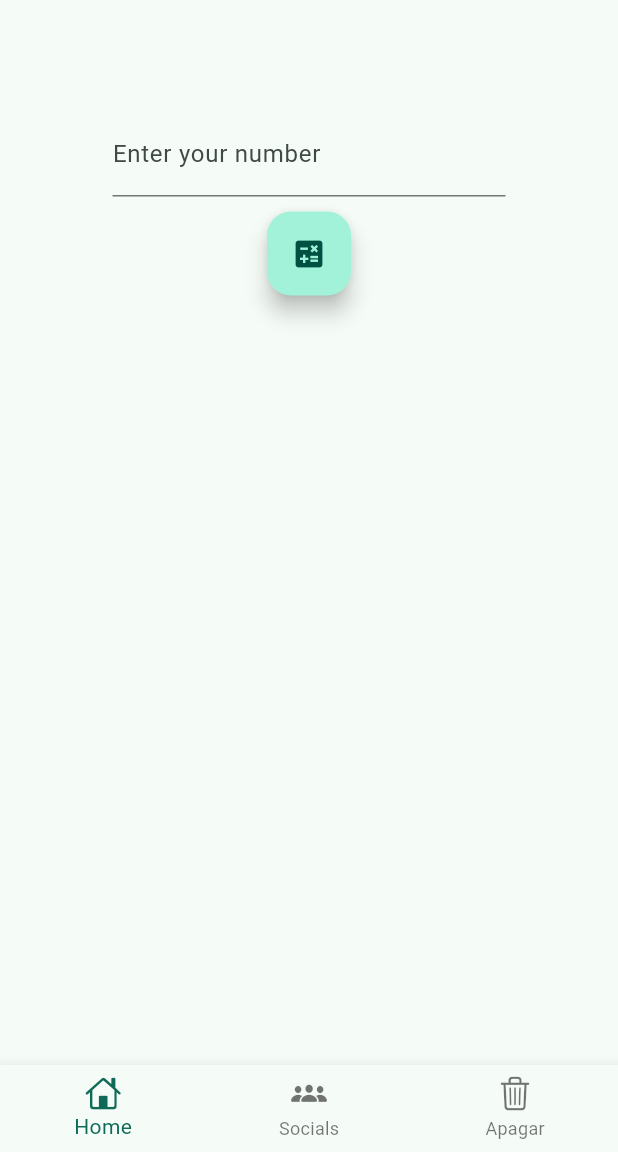
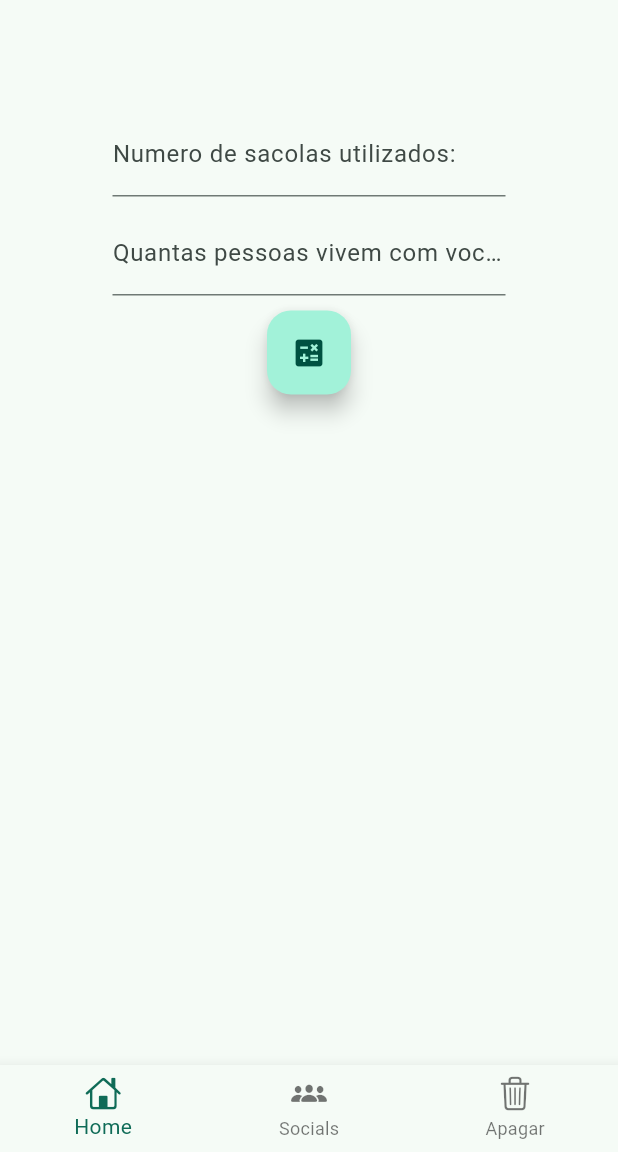
Before and after one commit to RafaelFerreira18/trash_produced_calculator_app, a Flutter app: the screen it shows after launch, on a phone screen of 412 x 824 dp, the part 84-1236 px from its top. Run offline on Flutter 3.47's test engine with Material 3 defaults, Android fonts, the light colour scheme and no system bars.

Commit message:
calculator feat

```diff
--- a/lib/main.dart
+++ b/lib/main.dart
@@ -18,7 +18,7 @@ class _MyAppState extends State<MyApp> {
   @override
   Widget build(BuildContext context) {
     return MaterialApp(
-      title: 'Flutter Demo',
+      title: 'Calculadora de lixo',
       theme: ThemeData(
         colorScheme: ColorScheme.fromSeed(
             seedColor: const Color.fromARGB(255, 31, 85, 71)),
@@ -40,18 +40,12 @@ class MyHomePage extends StatefulWidget {
 
 class _MyHomePageState extends State<MyHomePage> {
   final calcController = TextEditingController();
+  final familyController = TextEditingController();
 
   @override
   void dispose() {
     calcController.dispose();
     super.dispose();
-  }
-
-  int calcVolumeLixo(int vlr) {
-    setState(() {
-      vlr * 32;
-    });
-    return vlr;
   }
 
   @override
@@ -71,8 +65,20 @@ class _MyHomePageState extends State<MyHomePage> {
               children: [
                 TextField(
                   controller: calcController,
-                  decoration:
-                      const InputDecoration(labelText: "Enter your number"),
+                  decoration: const InputDecoration(
+                      labelText: "Numero de sacolas utilizados:"),
+                  keyboardType: TextInputType.number,
+                  inputFormatters: <TextInputFormatter>[
+                    FilteringTextInputFormatter.digitsOnly
+                  ],
+                ),
+                const SizedBox(
+                  height: 10,
+                ),
+                TextField(
+                  controller: familyController,
+                  decoration: const InputDecoration(
+                      labelText: "Quantas pessoas vivem com você?"),
                   keyboardType: TextInputType.number,
                   inputFormatters: <TextInputFormatter>[
                     FilteringTextInputFormatter.digitsOnly
@@ -87,10 +93,9 @@ class _MyHomePageState extends State<MyHomePage> {
                         context: context,
                         builder: (context) {
                           return AlertDialog(
-                            content: Text(
-                                calcVolumeLixo(int.parse(calcController.text))
-                                    .toString()),
-                          );
+                              content: Text((int.parse(calcController.text) *
+                                      int.parse(familyController.text))
+                                  .toString()));
                         });
                   },
                   tooltip: 'Show me the value',
```
